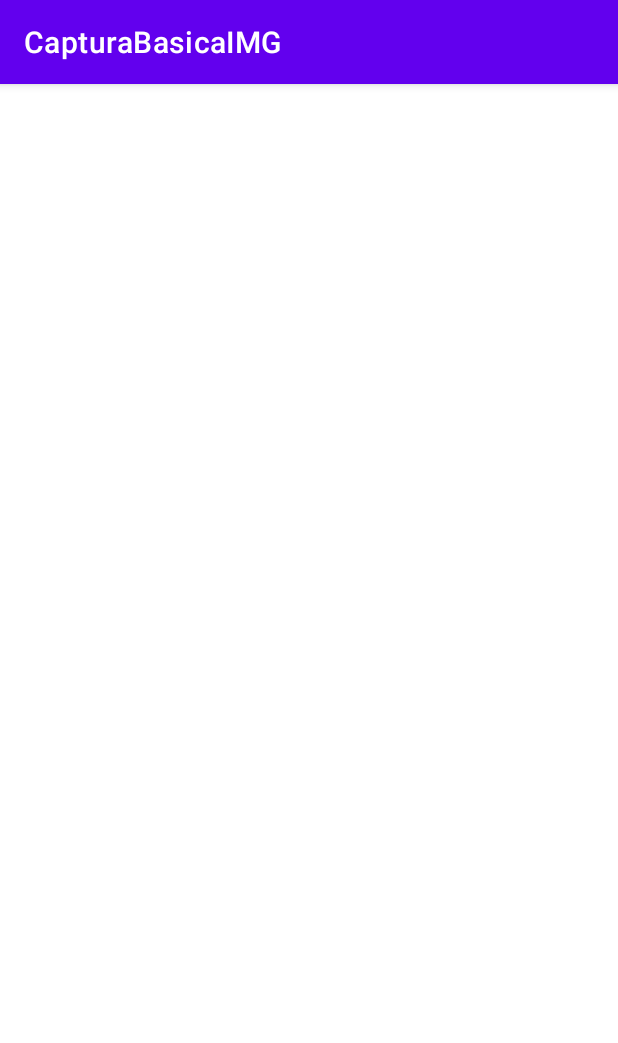
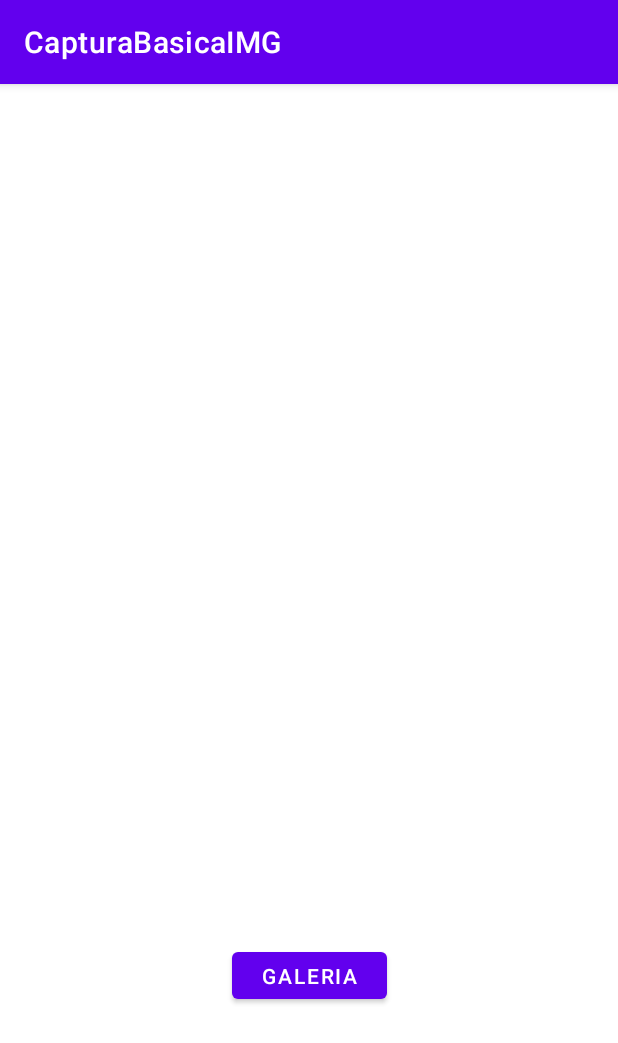
Before and after one commit to BorjaMontoro/AppCamera, an Android app: the screen it shows after launch (MainActivity), on a phone screen of 412 x 824 dp. Shown: the top 1043 px of the screen. Run offline under Robolectric (Android 15) with nearby library versions, the phone set to English and light mode, and no system bars.

Commit message:
Coger la imagen de la galeria

```diff
--- a/app/src/main/java/com/example/capturabasicaimg/MainActivity.java
+++ b/app/src/main/java/com/example/capturabasicaimg/MainActivity.java
@@ -11,6 +11,7 @@ import android.content.Intent;
 import android.net.Uri;
 import android.os.Bundle;
 import android.view.View;
+import android.widget.Button;
 import android.widget.ImageView;
 
 public class MainActivity extends AppCompatActivity {
@@ -21,6 +22,7 @@ public class MainActivity extends AppCompatActivity {
     protected void onCreate(Bundle savedInstanceState) {
         super.onCreate(savedInstanceState);
         setContentView(R.layout.activity_main);
+        Button boton=findViewById(R.id.galeria);
         someActivityResultLauncher = registerForActivityResult(
                 new ActivityResultContracts.StartActivityForResult(),
                 new ActivityResultCallback<ActivityResult>() {
@@ -35,7 +37,9 @@ public class MainActivity extends AppCompatActivity {
                         }
                     }
                 });
-
+        boton.setOnClickListener(new View.OnClickListener(){
+            @Override
+            public void onClick(View view) {
                 //Create Intent
                 Intent intent = new Intent(Intent.ACTION_GET_CONTENT);
                 intent.setType("image/jpg");
@@ -43,5 +47,7 @@ public class MainActivity extends AppCompatActivity {
                 //Launch activity to get result
                 someActivityResultLauncher.launch(intent);
             }
+        });
+    }
 
 }
--- a/app/src/main/res/layout/activity_main.xml
+++ b/app/src/main/res/layout/activity_main.xml
@@ -17,4 +17,15 @@
         app:layout_constraintTop_toTopOf="parent"
         app:layout_constraintVertical_bias="0.225"
         app:srcCompat="?attr/selectableItemBackground" />
+
+    <Button
+        android:id="@+id/galeria"
+        android:layout_width="103dp"
+        android:layout_height="43dp"
+        android:text="GALERIA"
+        app:layout_constraintBottom_toBottomOf="parent"
+        app:layout_constraintEnd_toEndOf="parent"
+        app:layout_constraintStart_toStartOf="parent"
+        app:layout_constraintTop_toTopOf="parent"
+        app:layout_constraintVertical_bias="0.79" />
 </androidx.constraintlayout.widget.ConstraintLayout>
```
Lines whose indentation alone changed are shown as unchanged.
